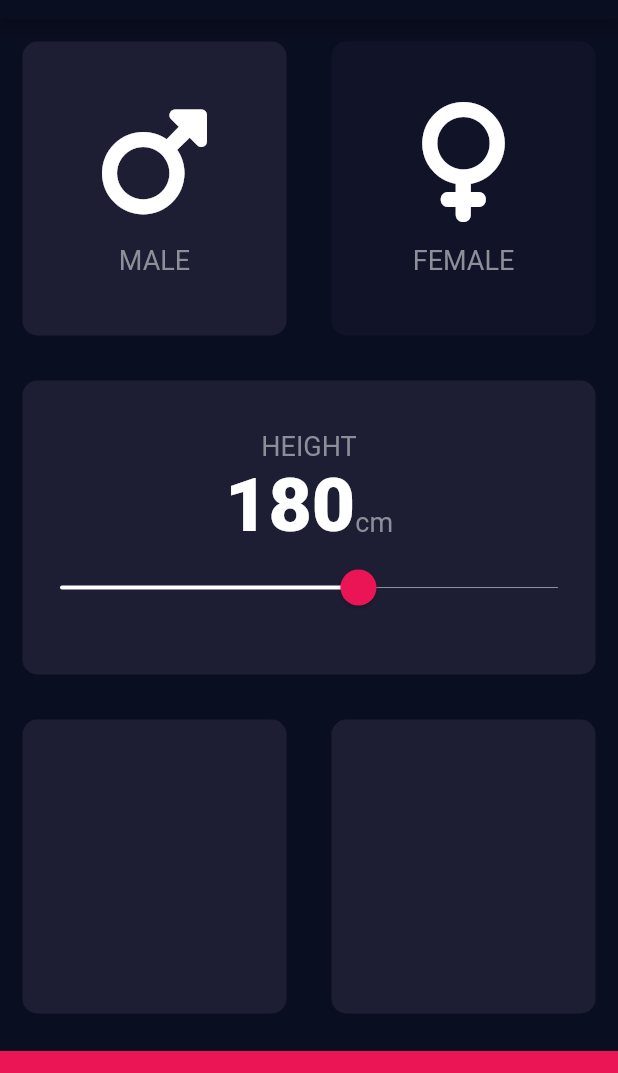
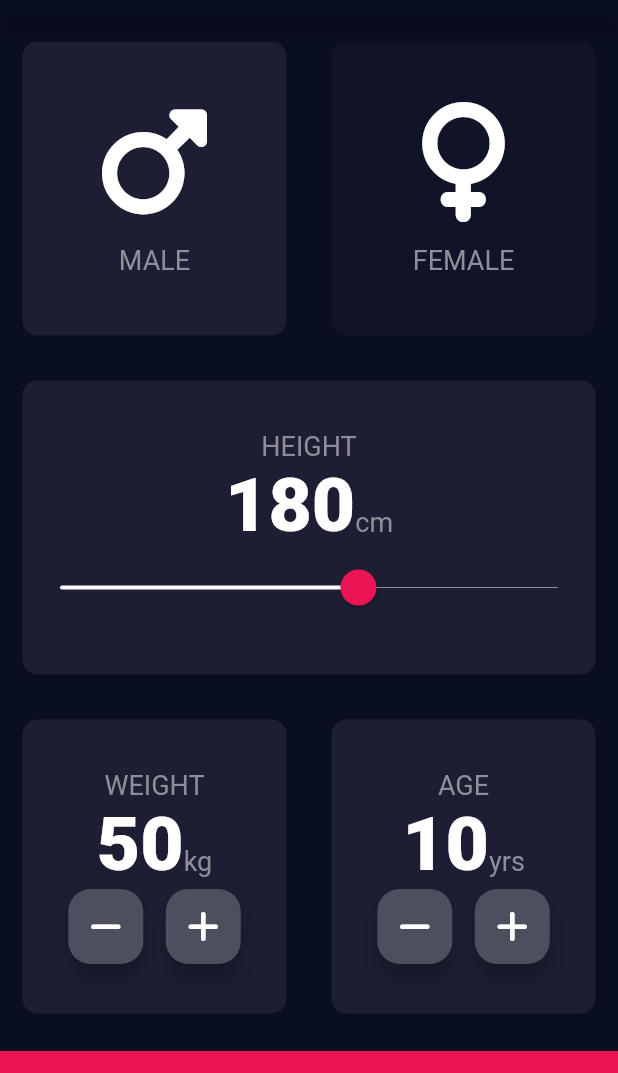
Before and after one commit to teederx/BMI-Calculator, a Flutter app: the screen it shows after launch, on a phone screen of 412 x 824 dp, the part 65-1138 px from its top. Run offline on Flutter 3.47's test engine with Material 2 defaults, Android fonts, the phone set to English and light mode, and no system bars; our stand-ins replace font_awesome_flutter.

Commit message:
update input_page commit rounded_icon_button

```diff
--- a/lib/input_page.dart
+++ b/lib/input_page.dart
@@ -3,6 +3,7 @@ import 'package:font_awesome_flutter/font_awesome_flutter.dart';
 import 'reuseable_card.dart';
 import 'icon_content.dart';
 import 'constants.dart';
+import 'rounded_icon_button.dart';
 
 class InputPage extends StatefulWidget {
   const InputPage({Key? key}) : super(key: key);
@@ -19,6 +20,21 @@ enum Gender {
 class _InputPageState extends State<InputPage> {
   late Gender selectedGender;
   int height = 180;
+  int weight = 50;
+  int age = 10;
+
+  void updateAge({required int data}) {
+    // 1 if the positive icon for age is pressed and 2 for the negative icon ...
+    if (data == 1) {
+      if (age >= 0) {
+        age++;
+      } else {}
+    } else {
+      if (age > 0) {
+        age--;
+      } else {}
+    }
+  }
 
   @override
   void initState() {
@@ -106,13 +122,13 @@ class _InputPageState extends State<InputPage> {
                           RoundSliderThumbShape(enabledThumbRadius: 12.0),
                       thumbColor: Color(0xFFEB1555),
                       activeTrackColor: Colors.white,
+                      inactiveTrackColor: Color(0x0FF8D8E98),
                       trackHeight: 0.8,
                     ),
                     child: Slider(
                       value: height.toDouble(),
                       min: 0.5,
                       max: 300.0,
-                      inactiveColor: Color(0x0FF8D8E98),
                       onChanged: (double newValue) {
                         setState(() {
                           height = newValue.round();
@@ -130,11 +146,107 @@ class _InputPageState extends State<InputPage> {
                 Expanded(
                   child: ReuseableCard(
                     colour: kActiveCardColor,
+                    cardChild: Column(
+                      mainAxisAlignment: MainAxisAlignment.center,
+                      children: [
+                        const Text(
+                          'WEIGHT',
+                          style: kLabelTextStyle,
+                        ),
+                        Row(
+                          mainAxisAlignment: MainAxisAlignment.center,
+                          crossAxisAlignment: CrossAxisAlignment.baseline,
+                          textBaseline: TextBaseline.alphabetic,
+                          children: [
+                            Text(
+                              weight.toString(),
+                              style: kNumberTextStyle,
+                            ),
+                            const Text(
+                              'kg',
+                              style: kLabelTextStyle,
+                            )
+                          ],
+                        ),
+                        Row(
+                          mainAxisAlignment: MainAxisAlignment.center,
+                          children: [
+                            RoundedIconButton(
+                              icon: FontAwesomeIcons.minus,
+                              onPressed: () {
+                                setState(() {
+                                  weight--;
+                                });
+                              },
+                            ),
+                            const SizedBox(
+                              width: 15.0,
+                            ),
+                            RoundedIconButton(
+                              icon: FontAwesomeIcons.plus,
+                              onPressed: () {
+                                setState(() {
+                                  weight++;
+                                });
+                              },
+                            ),
+                          ],
+                        ),
+                      ],
+                    ),
                   ),
                 ),
                 Expanded(
                   child: ReuseableCard(
                     colour: kActiveCardColor,
+                    cardChild: Column(
+                      mainAxisAlignment: MainAxisAlignment.center,
+                      children: [
+                        const Text(
+                          'AGE',
+                          style: kLabelTextStyle,
+                        ),
+                        Row(
+                          mainAxisAlignment: MainAxisAlignment.center,
+                          crossAxisAlignment: CrossAxisAlignment.baseline,
+                          textBaseline: TextBaseline.alphabetic,
+                          children: [
+                            Text(
+                              age.toString(),
+                              style: kNumberTextStyle,
+                            ),
+                            const Text(
+                              'yrs',
+                              style: kLabelTextStyle,
+                            )
+                          ],
+                        ),
+                        Row(
+                          mainAxisAlignment: MainAxisAlignment.center,
+                          children: [
+                            RoundedIconButton(
+                              icon: FontAwesomeIcons.minus,
+                              onPressed: () {
+                                setState(() {
+                                  updateAge(data: 2);
+                                });
+                              },
+                            ),
+                            const SizedBox(
+                              width: 15.0,
+                            ),
+                            RoundedIconButton(
+                              icon: FontAwesomeIcons.plus,
+                              onPressed: () {
+                                setState(() {
+                                  updateAge(data: 1);
+                                });
+                              },
+                            ),
+                          ],
+                        ),
+                      ],
+                    ),
                   ),
                 ),
               ],
--- /dev/null
+++ b/lib/rounded_icon_button.dart
@@ -0,0 +1,27 @@
+import 'package:flutter/material.dart';
+
+class RoundedIconButton extends StatelessWidget {
+  const RoundedIconButton({
+    Key? key,
+    required this.icon,
+    required this.onPressed,
+  }) : super(key: key);
+
+  final IconData icon;
+  final Function() onPressed;
+
+  @override
+  Widget build(BuildContext context) {
+    return RawMaterialButton(
+      child: Icon(icon),
+      onPressed: onPressed,
+      shape: RoundedRectangleBorder(borderRadius: BorderRadius.circular(15)),
+      constraints: const BoxConstraints.tightFor(
+        width: 50.0,
+        height: 50.0,
+      ),
+      fillColor: const Color(0xFF4C4F5E),
+      elevation: 6.0,
+    );
+  }
+}
```
